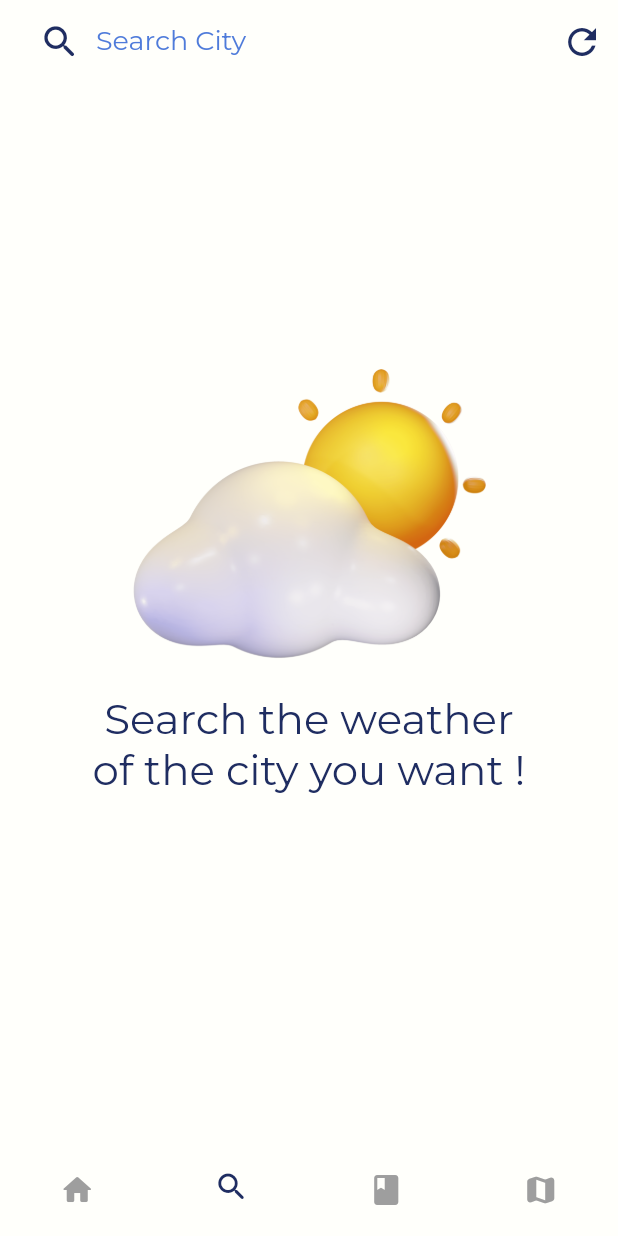
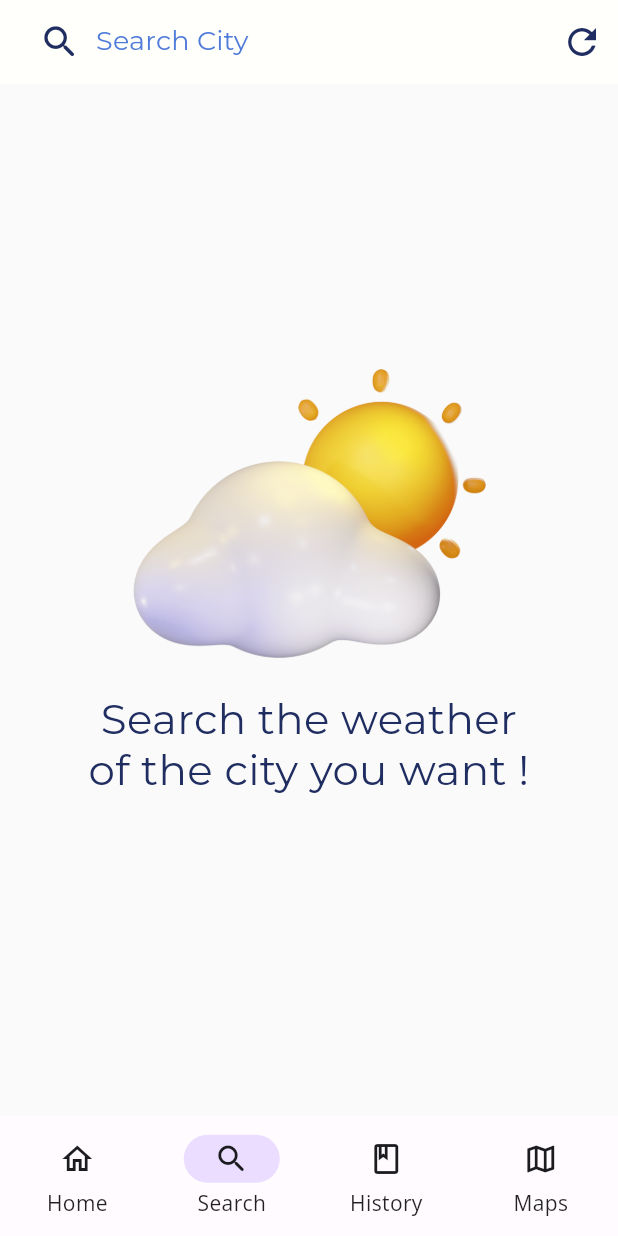
Before and after one commit to pratikpwr/WeatherApp, a Flutter app: the screen it shows after launch, item 2 of the bottom bar chosen, on a phone screen of 412 x 824 dp. Run offline on Flutter 3.47's test engine with Material 2 defaults, Android fonts, the light colour scheme and no system bars; our stand-ins replace bloc, connectivity, dio, equatable, flutter_bloc, geolocator and 2 more; missing offline and left inert: android_intent; Roboto replaces fonts that are missing (Mukta).

Commit message:
bottom nav bar new ui

```diff
--- a/lib/src/app.dart
+++ b/lib/src/app.dart
@@ -25,7 +25,7 @@ class MyApp extends StatelessWidget {
         child: MaterialApp(
           title: appName,
           debugShowCheckedModeBanner: false,
-          theme: ThemeConfig.myLightTheme,
+          theme: ThemeConfig.lightTheme,
           darkTheme: ThemeConfig.darkTheme,
           themeMode: appState.isDarkMode ? ThemeMode.dark : ThemeMode.light,
           onGenerateRoute: routes,
--- a/lib/src/core/themes/app_colors.dart
+++ b/lib/src/core/themes/app_colors.dart
@@ -1,7 +1,7 @@
 import 'package:flutter/material.dart';
 
 // static Color PRIMARY_COLOR = Color(0xff);
-
+// #6033db
 class AppColors {
   static Color lightScaffoldBackgroundColor = const Color(0xfffffffb);
   static Color darkScaffoldBackgroundColor = const Color(0xff11222e);
--- /dev/null
+++ b/lib/src/core/themes/color_schemes.dart
@@ -0,0 +1,65 @@
+import 'package:flutter/material.dart';
+
+const seed = Color(0xFF6750A4);
+
+const lightColorScheme = ColorScheme(
+	brightness: Brightness.light,
+	primary : Color(0xFF6750A4),
+	onPrimary : Color(0xFFFFFFFF),
+	primaryContainer : Color(0xFFEADDFF),
+	onPrimaryContainer : Color(0xFF21005D),
+	secondary : Color(0xFF625B71),
+	onSecondary : Color(0xFFFFFFFF),
+	secondaryContainer : Color(0xFFE8DEF8),
+	onSecondaryContainer : Color(0xFF1D192B),
+	tertiary : Color(0xFF7D5260),
+	onTertiary : Color(0xFFFFFFFF),
+	tertiaryContainer : Color(0xFFFFD8E4),
+	onTertiaryContainer : Color(0xFF31111D),
+	error : Color(0xFFB3261E),
+	errorContainer : Color(0xFFF9DEDC),
+	onError : Color(0xFFFFFFFF),
+	onErrorContainer : Color(0xFF410E0B),
+	background : Color(0xFFFFFBFE),
+	onBackground : Color(0xFF1C1B1F),
+	surface : Color(0xFFFFFBFE),
+	onSurface : Color(0xFF1C1B1F),
+	surfaceVariant : Color(0xFFE7E0EC),
+	onSurfaceVariant : Color(0xFF49454F),
+	outline : Color(0xFF79747E),
+	onInverseSurface : Color(0xFFF4EFF4),
+	inverseSurface : Color(0xFF313033),
+	inversePrimary : Color(0xFFD0BCFF),
+	shadow : Color(0xFF000000),
+);
+
+const darkColorScheme = ColorScheme(
+	brightness: Brightness.dark,
+	primary : Color(0xFFD0BCFF),
+	onPrimary : Color(0xFF381E72),
+	primaryContainer : Color(0xFF4F378B),
+	onPrimaryContainer : Color(0xFFEADDFF),
+	secondary : Color(0xFFCCC2DC),
+	onSecondary : Color(0xFF332D41),
+	secondaryContainer : Color(0xFF4A4458),
+	onSecondaryContainer : Color(0xFFE8DEF8),
+	tertiary : Color(0xFFEFB8C8),
+	onTertiary : Color(0xFF492532),
+	tertiaryContainer : Color(0xFF633B48),
+	onTertiaryContainer : Color(0xFFFFD8E4),
+	error : Color(0xFFF2B8B5),
+	errorContainer : Color(0xFF8C1D18),
+	onError : Color(0xFF601410),
+	onErrorContainer : Color(0xFFF9DEDC),
+	background : Color(0xFF1C1B1F),
+	onBackground : Color(0xFFE6E1E5),
+	surface : Color(0xFF1C1B1F),
+	onSurface : Color(0xFFE6E1E5),
+	surfaceVariant : Color(0xFF49454F),
+	onSurfaceVariant : Color(0xFFCAC4D0),
+	outline : Color(0xFF938F99),
+	onInverseSurface : Color(0xFF1C1B1F),
+	inverseSurface : Color(0xFFE6E1E5),
+	inversePrimary : Color(0xFF6750A4),
+	shadow : Color(0xFF000000),
+);
--- a/lib/src/core/themes/theme_data.dart
+++ b/lib/src/core/themes/theme_data.dart
@@ -2,213 +2,148 @@ import 'package:flutter/cupertino.dart';
 import 'package:flutter/material.dart';
 import 'package:google_fonts/google_fonts.dart';
 
-import 'app_colors.dart';
+import 'color_schemes.dart';
 
 class ThemeConfig {
-  static ThemeData createTheme({
-    required Brightness brightness,
-    required Color background,
-    required Color primaryText,
-    required Color secondaryText,
-    required Color accentColor,
-    required divider,
-    required buttonBackground,
-    required buttonText,
-    required cardBackground,
-    required disabled,
-    required error,
-  }) {
-    final baseTextTheme = brightness == Brightness.dark
-        ? Typography.blackMountainView
-        : Typography.whiteMountainView;
+  static ThemeData simpleTheme(ColorScheme colorScheme) {
+    return ThemeData(
+        colorScheme: colorScheme,
+        textTheme: TextTheme(
+          headline1: GoogleFonts.montserrat(
+            fontSize: 98,
+            fontWeight: FontWeight.w300,
+            letterSpacing: -1.5,
+          ),
+          headline2: GoogleFonts.montserrat(
+            fontSize: 61,
+            fontWeight: FontWeight.w300,
+            letterSpacing: -0.5,
+          ),
+          headline3: GoogleFonts.montserrat(
+            fontSize: 49,
+            fontWeight: FontWeight.w400,
+          ),
+          headline4: GoogleFonts.montserrat(
+            fontSize: 35,
+            fontWeight: FontWeight.w400,
+            letterSpacing: 0.25,
+          ),
+          headline5: GoogleFonts.montserrat(
+            fontSize: 24,
+            fontWeight: FontWeight.w400,
+          ),
+          headline6: GoogleFonts.montserrat(
+            fontSize: 20,
+            fontWeight: FontWeight.w500,
+            letterSpacing: 0.15,
+          ),
+          subtitle1: GoogleFonts.montserrat(
+            fontSize: 16,
+            fontWeight: FontWeight.w400,
+            letterSpacing: 0.15,
+          ),
+          subtitle2: GoogleFonts.montserrat(
+            fontSize: 14,
+            fontWeight: FontWeight.w500,
+            letterSpacing: 0.1,
+          ),
+          bodyText1: GoogleFonts.openSans(
+            fontSize: 16,
+            fontWeight: FontWeight.w400,
+            letterSpacing: 0.5,
+          ),
+          bodyText2: GoogleFonts.openSans(
+            fontSize: 14,
+            fontWeight: FontWeight.w400,
+            letterSpacing: 0.25,
+          ),
+          button: GoogleFonts.openSans(
+            fontSize: 14,
+            fontWeight: FontWeight.w500,
+            letterSpacing: 1.25,
+          ),
+          caption: GoogleFonts.openSans(
+            fontSize: 12,
+            fontWeight: FontWeight.w400,
+            letterSpacing: 0.4,
+          ),
+          overline: GoogleFonts.openSans(
+            fontSize: 10,
+            fontWeight: FontWeight.w400,
+            letterSpacing: 1.5,
+          ),
+        ));
+  }
 
+  static ThemeData get darkTheme => simpleTheme(darkColorScheme);
+
+  static ThemeData get lightTheme => simpleTheme(lightColorScheme);
+
+  // convert color scheme to theme data
+
+  static ThemeData customTheme(ColorScheme colorScheme) {
     return ThemeData(
-      brightness: brightness,
-      buttonColor: buttonBackground,
-      canvasColor: background,
-      cardColor: background,
-      dividerColor: divider,
-      dividerTheme: DividerThemeData(
-        color: divider,
-        space: 1,
-        thickness: 1,
-      ),
-      cardTheme: CardTheme(
-        color: cardBackground,
-        margin: EdgeInsets.zero,
-        clipBehavior: Clip.antiAliasWithSaveLayer,
-      ),
-      backgroundColor: background,
-      primaryColor: accentColor,
-      accentColor: accentColor,
-      textSelectionColor: accentColor,
-      textSelectionHandleColor: accentColor,
-      cursorColor: accentColor,
-      toggleableActiveColor: accentColor,
-      appBarTheme: AppBarTheme(
-        brightness: brightness,
-        color: cardBackground,
-        textTheme: TextTheme(
-          bodyText1: baseTextTheme.bodyText1?.copyWith(
-            color: secondaryText,
-            fontSize: 18,
+        primaryColor: colorScheme.primary,
+        backgroundColor: colorScheme.background,
+        scaffoldBackgroundColor: colorScheme.background,
+        errorColor: colorScheme.error,
+        buttonTheme: ButtonThemeData(
+          buttonColor: colorScheme.primary,
+          textTheme: ButtonTextTheme.primary,
+          shape: RoundedRectangleBorder(
+            borderRadius: BorderRadius.circular(10.0),
           ),
         ),
+        appBarTheme: AppBarTheme(
+          color: colorScheme.background,
+          elevation: 0,
           iconTheme: IconThemeData(
-          color: secondaryText,
+            color: colorScheme.primary,
           ),
-      ),
-      iconTheme: IconThemeData(
-        color: secondaryText,
-        size: 16.0,
-      ),
-      errorColor: error,
-      buttonTheme: ButtonThemeData(
-        textTheme: ButtonTextTheme.primary,
-        colorScheme: ColorScheme(
-          brightness: brightness,
-          primary: accentColor,
-          primaryVariant: accentColor,
-          secondary: accentColor,
-          secondaryVariant: accentColor,
-          surface: background,
-          background: background,
-          error: error,
-          onPrimary: buttonText,
-          onSecondary: buttonText,
-          onSurface: buttonText,
-          onBackground: buttonText,
-          onError: buttonText,
-        ),
-        padding: const EdgeInsets.all(16.0),
-      ),
-      cupertinoOverrideTheme: CupertinoThemeData(
-        brightness: brightness,
-        primaryColor: accentColor,
-      ),
-      inputDecorationTheme: InputDecorationTheme(
-        errorStyle: TextStyle(color: error),
-        labelStyle: TextStyle(
-          fontFamily: '',
-          fontWeight: FontWeight.w600,
-          fontSize: 16.0,
-          color: primaryText.withOpacity(0.5),
-        ),
-        hintStyle: TextStyle(
-          color: secondaryText,
-          fontSize: 13.0,
-          fontWeight: FontWeight.w300,
-        ),
-      ),
-      fontFamily: '',
-      textTheme: TextTheme(
-        headline1: baseTextTheme.headline1?.copyWith(
-          color: primaryText,
-          fontSize: 34.0,
-          fontWeight: FontWeight.bold,
-        ),
-        headline2: baseTextTheme.headline2?.copyWith(
-          color: primaryText,
-          fontSize: 22,
-          fontWeight: FontWeight.bold,
-        ),
-        headline3: baseTextTheme.headline3?.copyWith(
-          color: secondaryText,
-          fontSize: 20,
-          fontWeight: FontWeight.w600,
-        ),
-        headline4: baseTextTheme.headline4?.copyWith(
-          color: primaryText,
+          toolbarTextStyle: TextTheme(
+            headline6: TextStyle(
+              color: colorScheme.primary,
               fontSize: 18,
               fontWeight: FontWeight.w600,
             ),
-        headline5: baseTextTheme.headline5?.copyWith(
-          color: primaryText,
+          ).bodyText2,
+          titleTextStyle: TextTheme(
+            headline6: TextStyle(
+              color: colorScheme.primary,
+              fontSize: 18,
+              fontWeight: FontWeight.w600,
+            ),
+          ).headline6,
+        ),
+        iconTheme: IconThemeData(
+          color: colorScheme.primary,
+        ),
+        textTheme: TextTheme(
+          headline6: TextStyle(
+            color: colorScheme.primary,
+            fontSize: 18,
+            fontWeight: FontWeight.w600,
+          ),
+          bodyText1: TextStyle(
+            color: colorScheme.primary,
             fontSize: 16,
-          fontWeight: FontWeight.w700,
-        ),
-        headline6: baseTextTheme.headline6?.copyWith(
-          color: primaryText,
-          fontSize: 14,
-          fontWeight: FontWeight.w700,
-        ),
-        bodyText1: baseTextTheme.bodyText1?.copyWith(
-          color: secondaryText,
-          fontSize: 15,
-        ),
-        bodyText2: baseTextTheme.bodyText2?.copyWith(
-          color: primaryText,
-          fontSize: 12,
-          fontWeight: FontWeight.w400,
-        ),
-        button: baseTextTheme.button?.copyWith(
-          color: primaryText,
-          fontSize: 12.0,
-          fontWeight: FontWeight.w700,
-        ),
-        caption: baseTextTheme.caption?.copyWith(
-          color: primaryText,
-          fontSize: 11.0,
-          fontWeight: FontWeight.w300,
-        ),
-        overline: baseTextTheme.overline?.copyWith(
-          color: secondaryText,
-          fontSize: 11.0,
             fontWeight: FontWeight.w500,
           ),
-        subtitle1: baseTextTheme.subtitle1?.copyWith(
-          color: primaryText,
-          fontSize: 16.0,
-          fontWeight: FontWeight.w700,
-        ),
-        subtitle2: baseTextTheme.subtitle2?.copyWith(
-          color: secondaryText,
-          fontSize: 11.0,
+          bodyText2: TextStyle(
+            color: colorScheme.primary,
+            fontSize: 14,
             fontWeight: FontWeight.w500,
           ),
+          caption: TextStyle(
+            color: colorScheme.primary,
+            fontSize: 12,
+            fontWeight: FontWeight.w500,
           ),
-    );
+          headline1: TextStyle(
+            color: colorScheme.primary,
+            fontSize: 24,
+            fontWeight: FontWeight.w600,
+          ),
+        ));
   }
-
-  static ThemeData get lightTheme => createTheme(
-        brightness: Brightness.light,
-        background: AppColors.lightScaffoldBackgroundColor,
-        cardBackground: AppColors.secondaryAppColor,
-        primaryText: AppColors.textColor,
-        secondaryText: AppColors.subTextColor,
-        accentColor: AppColors.secondaryAppColor,
-        divider: AppColors.secondaryAppColor,
-        buttonBackground: Colors.black38,
-        buttonText: AppColors.secondaryAppColor,
-        disabled: AppColors.secondaryAppColor,
-        error: Colors.red,
-      );
-
-  static ThemeData get darkTheme => createTheme(
-        brightness: Brightness.dark,
-        background: AppColors.darkScaffoldBackgroundColor,
-        cardBackground: AppColors.secondaryDarkAppColor,
-        primaryText: AppColors.darkTextColor,
-        secondaryText: AppColors.dartSubtextColor,
-        accentColor: AppColors.secondaryDarkAppColor,
-        divider: Colors.black45,
-        buttonBackground: Colors.white,
-        buttonText: AppColors.secondaryDarkAppColor,
-        disabled: AppColors.secondaryDarkAppColor,
-        error: Colors.red,
-      );
-
-  static ThemeData myLightTheme = ThemeData(
-    scaffoldBackgroundColor: AppColors.lightScaffoldBackgroundColor,
-    textTheme: TextTheme(
-        headline1:
-            GoogleFonts.mukta(fontSize: 32, color: AppColors.textColor),
-        headline3:
-            GoogleFonts.mukta(fontSize: 22, color: AppColors.textColor),
-        bodyText1:
-            GoogleFonts.mukta(fontSize: 16, color: AppColors.textColor),
-        bodyText2:
-            GoogleFonts.mukta(fontSize: 14, color: AppColors.textColor)),
-    iconTheme: IconThemeData(color: AppColors.iconColor),
-  );
 }
--- a/lib/src/views/screens/bottom_nav_bar.dart
+++ b/lib/src/views/screens/bottom_nav_bar.dart
@@ -1,10 +1,8 @@
 import 'package:flutter/material.dart';
-import 'package:google_fonts/google_fonts.dart';
 
-import '../../core/themes/app_colors.dart';
+import '../../features/city/search_screen.dart';
 import '../../features/history/history_screen.dart';
 import '../../features/home/home_screen.dart';
-import '../../features/city/search_screen.dart';
 import 'map_screen.dart';
 
 class BottomNavBar extends StatefulWidget {
@@ -33,6 +31,7 @@ class _BottomNavBarState extends State<BottomNavBar> {
 
   @override
   Widget build(BuildContext context) {
+    final theme = Theme.of(context);
     return WillPopScope(
       onWillPop: () async {
         final isFirstRouteInCurrentTab =
@@ -46,44 +45,75 @@ class _BottomNavBarState extends State<BottomNavBar> {
       },
       child: Scaffold(
         body: _widgetOptions.elementAt(_selectedIndex),
-        bottomNavigationBar: BottomNavigationBar(
-          type: BottomNavigationBarType.fixed,
-          currentIndex: _selectedIndex,
-          elevation: 0,
-          showSelectedLabels: false,
-          showUnselectedLabels: false,
-          selectedItemColor: AppColors.iconColor,
-          unselectedItemColor: Colors.grey[500],
-          backgroundColor: Theme.of(context).scaffoldBackgroundColor,
-          selectedLabelStyle: GoogleFonts.poppins(),
-          items: const [
-            BottomNavigationBarItem(
+        bottomNavigationBar: NavigationBarTheme(
+          data: NavigationBarThemeData(
+            indicatorColor: theme.colorScheme.primaryContainer,
+            labelTextStyle:
+                MaterialStateProperty.all(theme.textTheme.bodyText2),
+          ),
+          child: NavigationBar(
+            backgroundColor: theme.colorScheme.background,
+            selectedIndex: _selectedIndex,
+            onDestinationSelected: (int index) {
+              setState(() {
+                _selectedIndex = index;
+              });
+            },
+            destinations: const [
+              NavigationDestination(
                   icon: Icon(
+                    Icons.home_outlined,
+                  ),
+                  selectedIcon: Icon(
                     Icons.home_rounded,
                   ),
                   label: "Home"),
-            BottomNavigationBarItem(
+              NavigationDestination(
                   icon: Icon(
+                    Icons.search_outlined,
+                  ),
+                  selectedIcon: Icon(
                     Icons.search_rounded,
                   ),
                   label: "Search"),
-            BottomNavigationBarItem(
+              NavigationDestination(
                   icon: Icon(
-                  Icons.book,
+                    Icons.book_outlined,
+                  ),
+                  selectedIcon: Icon(
+                    Icons.book_rounded,
                   ),
                   label: "History"),
-            BottomNavigationBarItem(
+              NavigationDestination(
                   icon: Icon(
+                    Icons.map_outlined,
+                  ),
+                  selectedIcon: Icon(
                     Icons.map_rounded,
                   ),
                   label: "Maps"),
             ],
-          onTap: (index) {
-            setState(() {
-              _selectedIndex = index;
-            });
-          },
           ),
+        ),
+        // bottomNavigationBar: BottomNavigationBar(
+        //   type: BottomNavigationBarType.fixed,
+        //   currentIndex: _selectedIndex,
+        //   elevation: 0,
+        //   showSelectedLabels: false,
+        //   showUnselectedLabels: false,
+        //   selectedItemColor: AppColors.iconColor,
+        //   unselectedItemColor: Colors.grey[500],
+        //   backgroundColor: Theme.of(context).scaffoldBackgroundColor,
+        //   selectedLabelStyle: GoogleFonts.poppins(),
+        //   items: const [
+
+        //   ],
+        //   onTap: (index) {
+        //     setState(() {
+        //       _selectedIndex = index;
+        //     });
+        //   },
+        // ),
       ),
     );
   }
```
Lines whose indentation alone changed are shown as unchanged.
